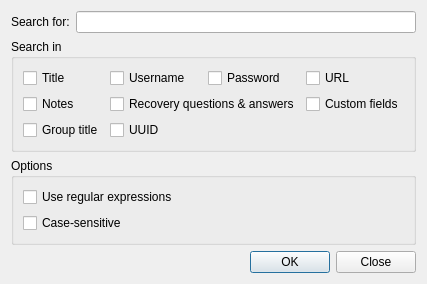
petroules/silverlock, file src/desktop/dialogs/searchdatabasedialog.ui: the form before one commit.
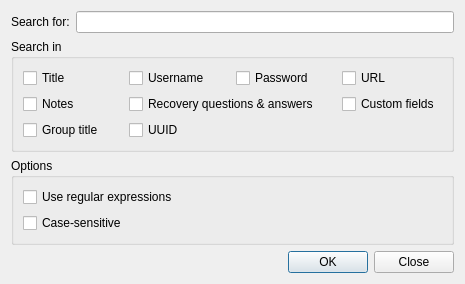
The form after the commit.

```diff
--- a/src/desktop/dialogs/searchdatabasedialog.ui
+++ b/src/desktop/dialogs/searchdatabasedialog.ui
@@ -6,8 +6,8 @@
    <rect>
     <x>0</x>
     <y>0</y>
-    <width>381</width>
-    <height>248</height>
+    <width>465</width>
+    <height>271</height>
    </rect>
   </property>
   <property name="windowTitle">
```
Left out of the diff: 3 changed lines with no effect on the pictures.
